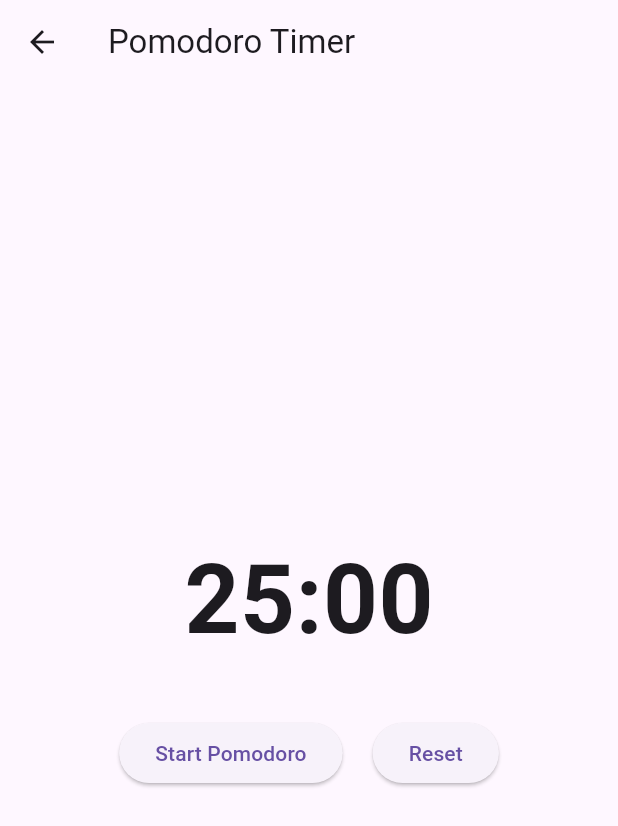
After one commit to ShubhamVG/Lvl_Up, a Flutter app: the PomodoroScreen screen opened directly, after a tap on "Start Pomodoro", after a tap on "Reset", on a phone screen of 412 x 824 dp. The commit adds this screen. Shown: the top 826 px of the screen. Run offline on Flutter 3.47's test engine with Material 3 defaults, Android fonts, the phone set to English and light mode, and no system bars; our stand-ins replace audioplayers, confetti, google_fonts, percent_indicator, share_plus, shared_preferences and 3 more; accounts and stored records are empty.

Commit message:
Everything done

```diff
--- a/lib/components/xp_bar.dart
+++ b/lib/components/xp_bar.dart
@@ -40,7 +40,7 @@ class XpBar extends StatelessWidget {
           ),
         ),
         Text(
-          'xyz XP TO LEVEL ${level + 1}',
+          '${100 - (percentage * 100).toInt()} XP TO LEVEL ${level + 1}',
           style: GoogleFonts.robotoFlex(
             fontWeight: FontWeight.w200,
             fontSize: 13.0,
--- a/lib/core/constants.dart
+++ b/lib/core/constants.dart
@@ -1,7 +1,7 @@
 const maxDTasks = 3;
 const maxWTasks = 1;
-const dTaskTimeSpan = 1000 * 60 * 60 * 24;
-const wTaskTimeSpan = dTaskTimeSpan * 7;
+const dTaskTimeSpanMilliseconds = 1000 * 60 * 60 * 24;
+const wTaskTimeSpanMilliseconds = dTaskTimeSpanMilliseconds * 7;
 
 enum PoolType {
   daily('Daily Task'),
--- /dev/null
+++ b/lib/screens/pomodoro_screen.dart
@@ -0,0 +1,174 @@
+import 'package:flutter/material.dart';
+
+class PomodoroScreen extends StatefulWidget {
+  const PomodoroScreen({super.key});
+
+  @override
+  State<PomodoroScreen> createState() => _PomodoroScreenState();
+}
+
+class _PomodoroScreenState extends State<PomodoroScreen> {
+  Duration _duration = const Duration(minutes: 25);
+  late final Ticker _ticker;
+  late DateTime _endTime;
+  bool _running = false;
+  bool _completed = false;
+
+  @override
+  void initState() {
+    super.initState();
+    _ticker = Ticker(_onTick);
+  }
+
+  void _startTimer() {
+    setState(() {
+      _endTime = DateTime.now().add(_duration);
+      _running = true;
+      _completed = false;
+    });
+    _ticker.start();
+  }
+
+  void _pauseTimer() {
+    _ticker.stop();
+    setState(() => _running = false);
+  }
+
+  void _resumeTimer() {
+    _endTime = DateTime.now().add(_duration);
+    _ticker.start();
+    setState(() => _running = true);
+  }
+
+  void _resetTimer() {
+    _ticker.stop();
+    setState(() {
+      _duration = const Duration(minutes: 25);
+      _running = false;
+      _completed = false;
+    });
+  }
+
+  void _onTick(Duration elapsed) {
+    final remaining = _endTime.difference(DateTime.now());
+    if (remaining <= Duration.zero) {
+      _ticker.stop();
+      setState(() {
+        _running = false;
+        _duration = Duration.zero;
+        _completed = true;
+      });
+    } else {
+      setState(() {
+        _duration = remaining;
+      });
+    }
+  }
+
+  @override
+  void dispose() {
+    _ticker.dispose();
+    super.dispose();
+  }
+
+  String _formatDuration(Duration duration) {
+    final minutes = duration.inMinutes.remainder(60).toString().padLeft(2, '0');
+    final seconds = duration.inSeconds.remainder(60).toString().padLeft(2, '0');
+    return "$minutes:$seconds";
+  }
+
+  @override
+  Widget build(BuildContext context) {
+    return Scaffold(
+      appBar: AppBar(
+        title: const Text("Pomodoro Timer"),
+        leading: IconButton(
+          icon: const Icon(Icons.arrow_back),
+          onPressed: () => Navigator.pop(context),
+        ),
+      ),
+      body: Center(
+        child: Column(
+          mainAxisAlignment: MainAxisAlignment.center,
+          children: [
+            Text(
+              _formatDuration(_duration),
+              style: const TextStyle(fontSize: 64, fontWeight: FontWeight.bold),
+            ),
+            const SizedBox(height: 32),
+            Row(
+              mainAxisAlignment: MainAxisAlignment.center,
+              children: [
+                if (_running)
+                  ElevatedButton(
+                    onPressed: _pauseTimer,
+                    child: const Text("Pause"),
+                  )
+                else if (!_completed && _duration.inSeconds != 1500)
+                  ElevatedButton(
+                    onPressed: _resumeTimer,
+                    child: const Text("Resume"),
+                  )
+                else if (!_running && !_completed)
+                  ElevatedButton(
+                    onPressed: _startTimer,
+                    child: const Text("Start Pomodoro"),
+                  ),
+                const SizedBox(width: 20),
+                ElevatedButton(
+                  onPressed: _resetTimer,
+                  child: const Text("Reset"),
+                ),
+              ],
+            ),
+            if (_completed)
+              const Padding(
+                padding: EdgeInsets.only(top: 20),
+                child: Text(
+                  "Pomodoro Complete!",
+                  style: TextStyle(
+                    fontSize: 20,
+                    fontWeight: FontWeight.bold,
+                    color: Colors.green,
+                  ),
+                ),
+              ),
+          ],
+        ),
+      ),
+    );
+  }
+}
+
+class Ticker {
+  final void Function(Duration) onTick;
+  late final Stopwatch _stopwatch;
+  late final Duration _interval;
+  late final VoidCallback _tick;
+
+  Ticker(this.onTick) {
+    _stopwatch = Stopwatch();
+    _interval = const Duration(seconds: 1);
+    _tick = () {
+      if (_stopwatch.isRunning) {
+        onTick(_stopwatch.elapsed);
+        Future.delayed(_interval, _tick);
+      }
+    };
+  }
+
+  void start() {
+    _stopwatch.start();
+    _tick();
+  }
+
+  void stop() {
+    _stopwatch.stop();
+  }
+
+  void dispose() {
+    _stopwatch.stop();
+  }
+}
+
+class TickerFuture {}
--- a/pubspec.yaml
+++ b/pubspec.yaml
@@ -50,6 +50,7 @@ dependencies:
   share_plus: ^10.1.4
   url_launcher: ^6.3.1
   audioplayers: ^6.4.0
+  flutter_launcher_icons: ^0.14.3
 
 dev_dependencies:
   flutter_test:
```
Also changed, not shown: flutter_launcher_icons.yaml (added, +32 -0 lines), lib/core/db_handler.dart (+13 -10 lines), lib/core/profile.dart (+41 -18 lines), lib/main.dart (+23 -0 lines), lib/screens/home_screen.dart (+46 -4 lines), lib/screens/inventory_screen.dart (+5 -5 lines), lib/screens/profile_screen.dart (+27 -12 lines), assets/logo.png (added), pubspec.lock, 29 other files.
